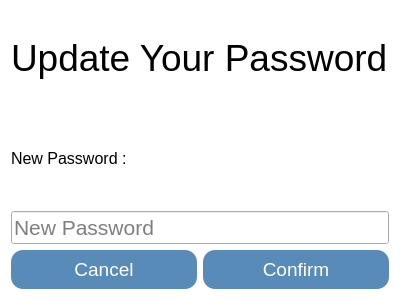
Old version of the form wallet_proj_qt/simple_wallet/changepassword.ui in the repository Mahossam36/Smart-Wallet-System.
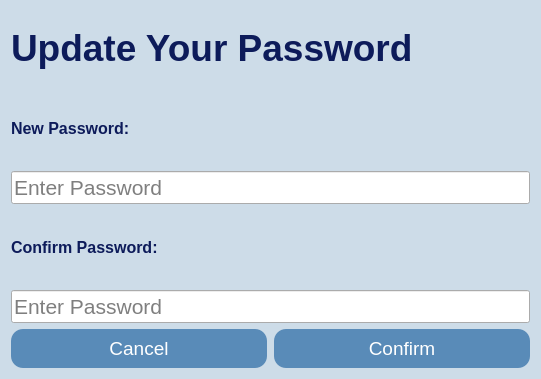
New version of the form.

The edit to the form file:
```diff
--- a/wallet_proj_qt/simple_wallet/changepassword.ui
+++ b/wallet_proj_qt/simple_wallet/changepassword.ui
@@ -6,8 +6,8 @@
    <rect>
     <x>0</x>
     <y>0</y>
-    <width>400</width>
-    <height>300</height>
+    <width>541</width>
+    <height>379</height>
    </rect>
   </property>
   <property name="windowTitle">
@@ -16,7 +16,7 @@
   <property name="styleSheet">
    <string notr="true">QDialog {
     border-radius: 20px;
-    background-color: white;
+    background-color:#cddce8;
 }</string>
   </property>
   <layout class="QVBoxLayout" name="verticalLayout">
@@ -24,10 +24,17 @@
     <widget class="QLabel" name="label">
      <property name="font">
       <font>
-       <family>Arial</family>
+       <family>Segoe UI</family>
        <pointsize>28</pointsize>
+       <bold>true</bold>
       </font>
      </property>
+     <property name="autoFillBackground">
+      <bool>false</bool>
+     </property>
+     <property name="styleSheet">
+      <string notr="true">color:#0D1B5A</string>
+     </property>
      <property name="text">
       <string>Update Your Password</string>
      </property>
@@ -38,10 +45,49 @@
      <property name="font">
       <font>
        <pointsize>12</pointsize>
+       <bold>true</bold>
       </font>
      </property>
+     <property name="styleSheet">
+      <string notr="true">color:#0D1B5A</string>
+     </property>
      <property name="text">
-      <string>New Password : </string>
+      <string>New Password:</string>
+     </property>
+    </widget>
+   </item>
+   <item>
+    <widget class="QLineEdit" name="password_textbox_2">
+     <property name="enabled">
+      <bool>true</bool>
+     </property>
+     <property name="font">
+      <font>
+       <family>Arial</family>
+       <pointsize>16</pointsize>
+      </font>
+     </property>
+     <property name="frame">
+      <bool>true</bool>
+     </property>
+     <property name="placeholderText">
+      <string>Enter Password</string>
+     </property>
+    </widget>
+   </item>
+   <item>
+    <widget class="QLabel" name="label_3">
+     <property name="font">
+      <font>
+       <pointsize>12</pointsize>
+       <bold>true</bold>
+      </font>
+     </property>
+     <property name="styleSheet">
+      <string notr="true">color:#0D1B5A</string>
+     </property>
+     <property name="text">
+      <string>Confirm Password:</string>
      </property>
     </widget>
    </item>
@@ -53,13 +99,22 @@
        <pointsize>16</pointsize>
       </font>
      </property>
+     <property name="autoFillBackground">
+      <bool>false</bool>
+     </property>
      <property name="placeholderText">
-      <string>New Password</string>
+      <string>Enter Password</string>
      </property>
     </widget>
    </item>
    <item>
     <layout class="QHBoxLayout" name="horizontalLayout">
+     <property name="spacing">
+      <number>7</number>
+     </property>
+     <property name="topMargin">
+      <number>0</number>
+     </property>
      <item>
       <widget class="QPushButton" name="Cancel_Button">
        <property name="styleSheet">
```
